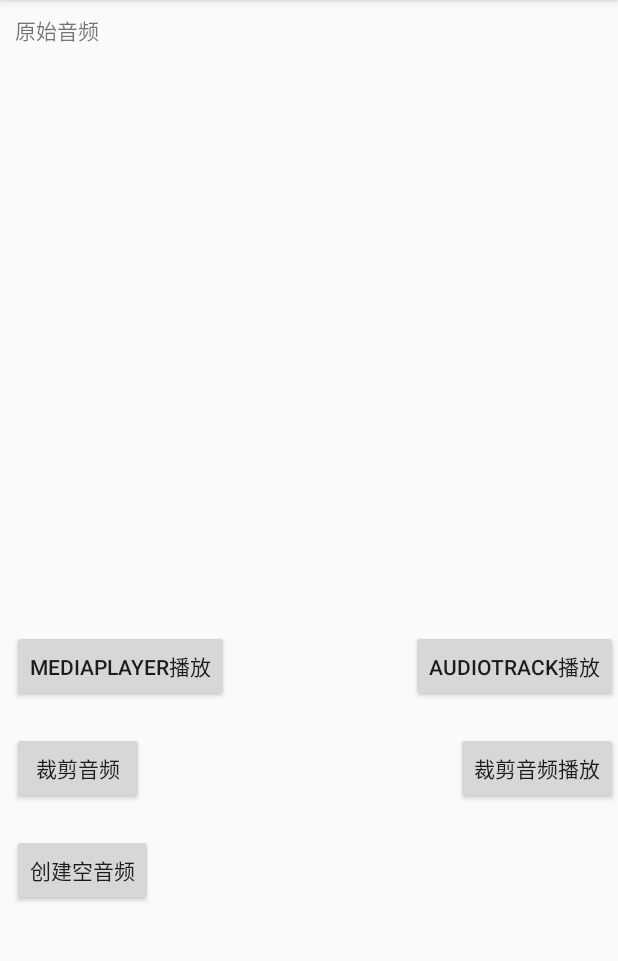
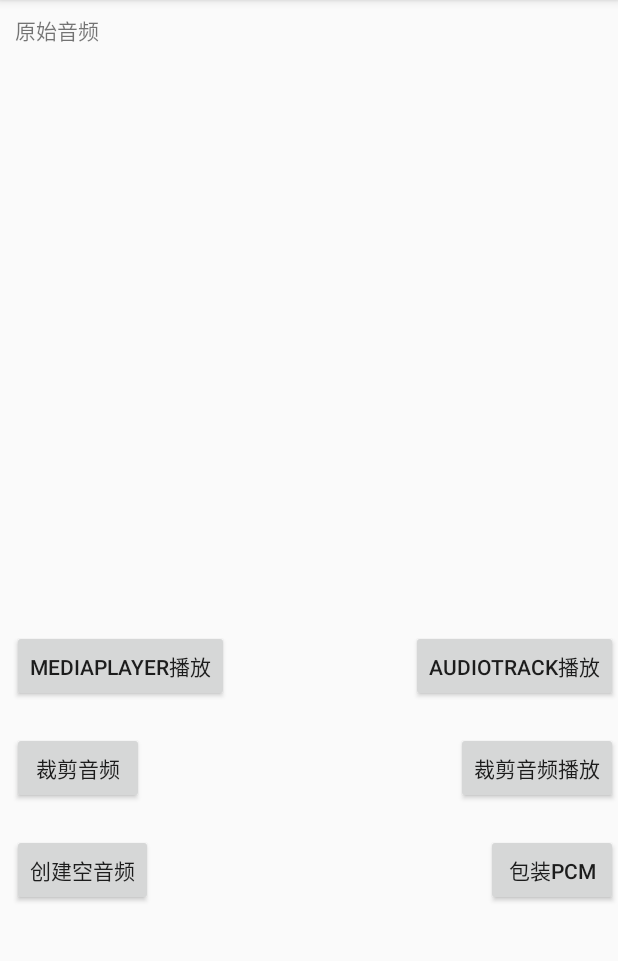
Before and after one commit to worson/WavUtils, an Android app: the screen it shows after launch (MainActivity), on a phone screen of 412 x 824 dp, the part 84-1045 px from its top. Run offline under Robolectric (Android 15) with nearby library versions, the phone set to English and light mode, and no system bars; 14 statements that could not run were skipped.

Commit message:
convert pcm to wav

```diff
--- a/app/src/main/java/com/sen/audio/wavutils/MainActivity.java
+++ b/app/src/main/java/com/sen/audio/wavutils/MainActivity.java
@@ -5,6 +5,7 @@ import android.view.View;
 import android.view.View.OnClickListener;
 import android.widget.TextView;
 import androidx.appcompat.app.AppCompatActivity;
+import com.lib.audio.wav.PcmUtil;
 import com.lib.audio.wav.WavFileWriter;
 import com.lib.audio.wav.WavHeader;
 import com.lib.audio.wav.WavUtil;
@@ -25,6 +26,7 @@ public class MainActivity extends AppCompatActivity {
 
     private int mLastPlayId=-1;
     private String mWavFilePath;
+    private String mPcmFilePath;
     private String mCutWavFilePath;
 
     @Override
@@ -37,11 +39,14 @@ public class MainActivity extends AppCompatActivity {
 
     private void initViews() {
         mWavFilePath=GlobalContext.get().getFilesDir().getPath()+"/test.wav";
+        mPcmFilePath=GlobalContext.get().getFilesDir().getPath()+"/test.pcm";
         mCutWavFilePath=GlobalContext.get().getFilesDir().getPath()+"/test_cut.wav";
         if (!new File(mWavFilePath).exists()) {
             AssetsUtil.copyFile(GlobalContext.get(),"test.wav",mWavFilePath);
         }
-
+        if (!new File(mPcmFilePath).exists()) {
+            AssetsUtil.copyFile(GlobalContext.get(),new File(mPcmFilePath).getName(),mPcmFilePath);
+        }
         tv_content=findViewById(R.id.tv_content);
 
         findViewById(R.id.bt_media_play).setOnClickListener(new OnClickListener() {
@@ -55,7 +60,7 @@ public class MainActivity extends AppCompatActivity {
         findViewById(R.id.bt_cut_wav).setOnClickListener(new OnClickListener() {
             @Override
             public void onClick(View view) {
-                long cutDuration=WavUtil.cutWavTail(mWavFilePath,mCutWavFilePath,CUT_DURATION);
+                long cutDuration=WavUtil.cutWavTail(mCutWavFilePath,mCutWavFilePath,CUT_DURATION);
                 showWavInfo("裁剪后音频",mCutWavFilePath);
                 AILog.i(TAG, "onClick: cutWavTail "+cutDuration);
             }
@@ -84,6 +89,14 @@ public class MainActivity extends AppCompatActivity {
             @Override
             public void onClick(View view) {
                 createSilentWav(GlobalContext.get().getFilesDir().getPath()+"/test_silent.wav",CUT_DURATION);
+            }
+        });
+
+        findViewById(R.id.bt_wrap_pcm).setOnClickListener(new OnClickListener() {
+            @Override
+            public void onClick(View view) {
+                PcmUtil.toWav(mPcmFilePath,GlobalContext.get().getFilesDir().getPath()+"/test_pcm.wav");
+                showWavInfo("Pcm转换音频",GlobalContext.get().getFilesDir().getPath()+"/test_pcm.wav");
             }
         });
 
--- a/app/src/main/res/layout/activity_main.xml
+++ b/app/src/main/res/layout/activity_main.xml
@@ -75,6 +75,16 @@
     app:layout_constraintTop_toBottomOf="@+id/bt_cut_wav" />
 
 
+  <Button
+    android:id="@+id/bt_wrap_pcm"
+    android:layout_width="wrap_content"
+    android:layout_height="wrap_content"
+    android:layout_marginVertical="20dp"
+    android:layout_marginStart="8dp"
+    android:layout_marginTop="8dp"
+    android:text="包装pcm"
+    app:layout_constraintEnd_toEndOf="parent"
+    app:layout_constraintTop_toBottomOf="@+id/bt_cut_wav_play" />
 
 
 
--- a/libwav/build.gradle
+++ b/libwav/build.gradle
@@ -9,7 +9,7 @@ android {
         minSdkVersion 19
         targetSdkVersion 29
         versionCode 1
-        versionName "1.1"
+        versionName "1.2"
 
         testInstrumentationRunner "androidx.test.runner.AndroidJUnitRunner"
         consumerProguardFiles 'consumer-rules.pro'
--- a/libwav/src/main/java/com/lib/audio/wav/WavUtil.java
+++ b/libwav/src/main/java/com/lib/audio/wav/WavUtil.java
@@ -1,7 +1,9 @@
 package com.lib.audio.wav;
 
 import java.io.File;
+import java.io.FileInputStream;
 import java.io.IOException;
+import java.io.InputStream;
 
 /**
  * 说明:
@@ -10,7 +12,7 @@ import java.io.IOException;
  */
 public class WavUtil {
 
-    private final static String TAG = "WavUtil";
+
 
     /**
      * 获取wav文件文件信息
```
Also changed, not shown: libwav/src/main/java/com/lib/audio/wav/PcmUtil.java (added, +70 -0 lines), 1 other file.
